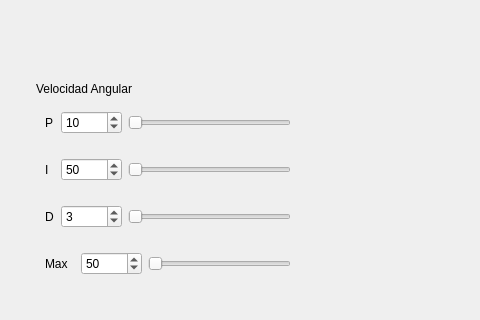
Before: the Qt Designer form pc/mainwindow.ui in tuancdtspkt/rayaairbot, drawn with Qt 5; both pictures show x 0 to 480 and y 0 to 320 of the 942 by 722 pixel window.
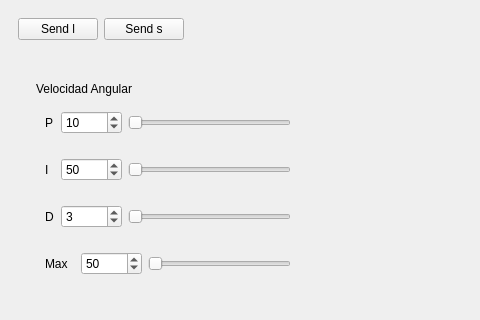
After: the same form once the commit is applied. Custom widgets are drawn as their Qt base class.

```diff
--- a/pc/mainwindow.ui
+++ b/pc/mainwindow.ui
@@ -18,6 +18,20 @@
     <item row="0" column="0">
      <widget class="QWidget" name="widget_8" native="true">
       <layout class="QHBoxLayout" name="horizontalLayout_6">
+       <item>
+        <widget class="QPushButton" name="pushButton_send_l">
+         <property name="text">
+          <string>Send l</string>
+         </property>
+        </widget>
+       </item>
+       <item>
+        <widget class="QPushButton" name="pushButton_send_s">
+         <property name="text">
+          <string>Send s</string>
+         </property>
+        </widget>
+       </item>
        <item>
         <spacer name="horizontalSpacer_2">
          <property name="orientation">
```
